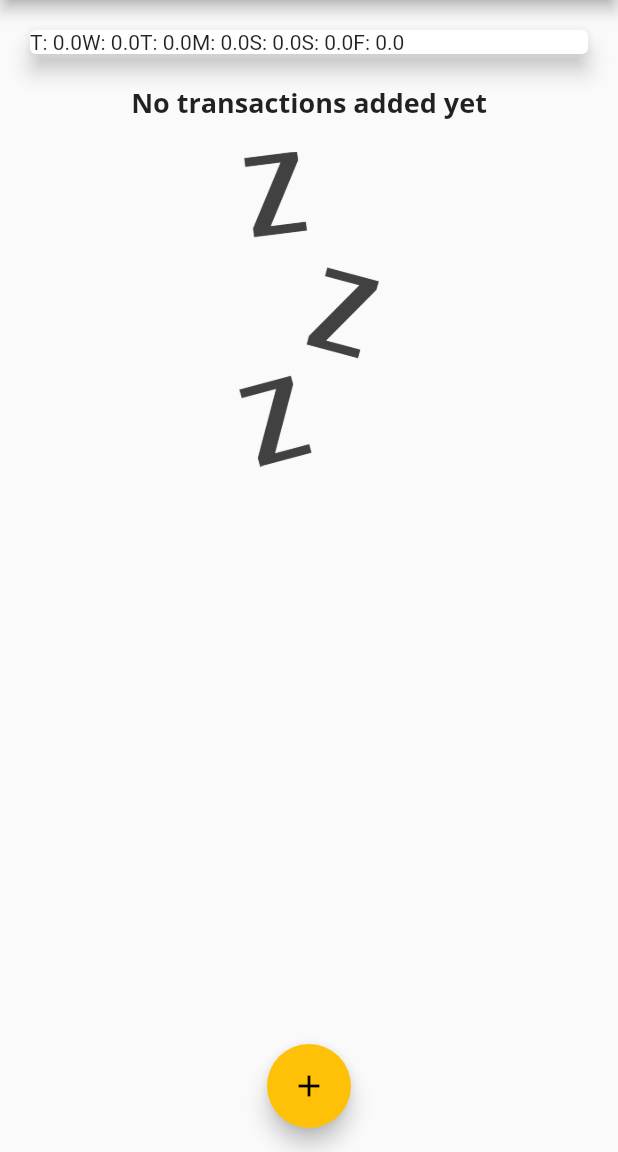
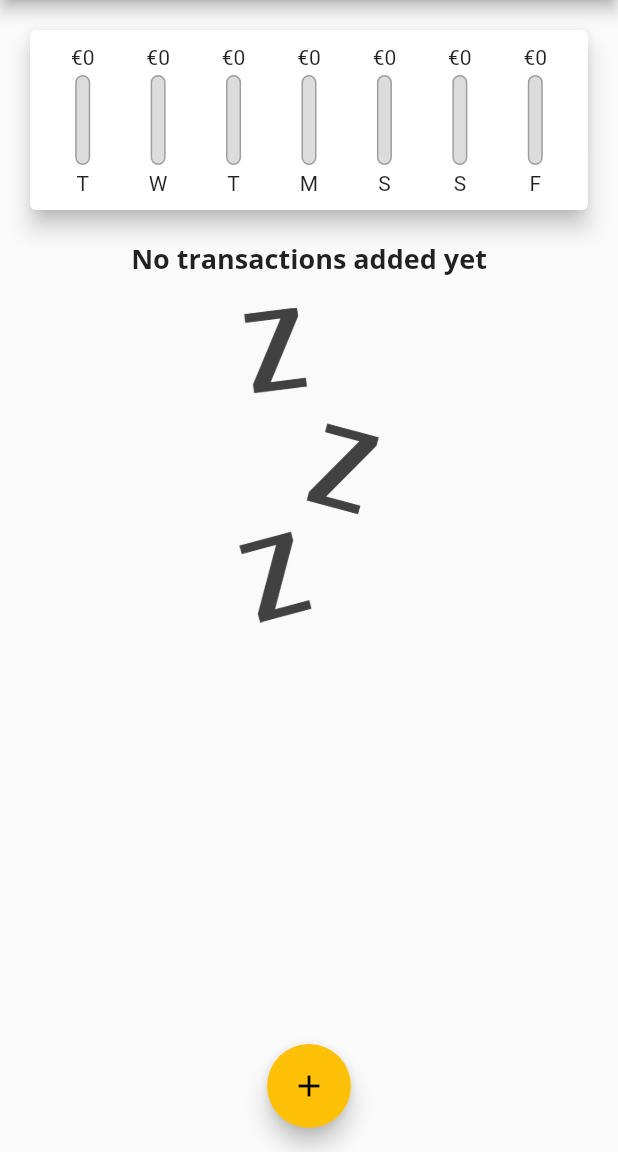
Before and after one commit to airinpopcorn/expenses_project, a Flutter app: the screen it shows after launch, on a phone screen of 412 x 824 dp, the part 84-1236 px from its top. Run offline on Flutter 3.47's test engine with Material 2 defaults, Android fonts, the phone set to English and light mode, and no system bars.

Commit message:
Populate chart with values and style bars

```diff
--- a/lib/widgets/chart.dart
+++ b/lib/widgets/chart.dart
@@ -1,3 +1,4 @@
+import 'package:expenses_project/widgets/chart_bar.dart';
 import 'package:flutter/material.dart';
 import 'package:intl/intl.dart';
 import 'package:expenses_project/models/transaction.dart';
@@ -29,15 +30,33 @@ class Chart extends StatelessWidget {
     });
   }
 
+  double get totalSpending {
+    return groupedTransactionValues.fold(0.0, (previousValue, element) {
+      return previousValue + element["amount"];
+    });
+  }
+
   @override
   Widget build(BuildContext context) {
     return Card(
       elevation: 6,
-      margin: EdgeInsets.all(20),
-      child: Row(
-        children: groupedTransactionValues.map((data) {
-          return Text('${data["day"]}: ${data["amount"]}');
-        }).toList(),
+      margin: const EdgeInsets.all(20),
+      child: Padding(
+        padding: const EdgeInsets.all(10),
+        child: Row(
+          mainAxisAlignment: MainAxisAlignment.spaceAround,
+          children: groupedTransactionValues.map((data) {
+            return Flexible(
+              fit: FlexFit.tight,
+              child: ChartBar(
+                label: data["day"],
+                spendingAmount: data["amount"],
+                spendingPercentageTotal:
+                    totalSpending == 0.0 ? 0.0 : data["amount"] / totalSpending,
+              ),
+            );
+          }).toList(),
+        ),
       ),
     );
   }
--- a/lib/widgets/chart_bar.dart
+++ b/lib/widgets/chart_bar.dart
@@ -3,20 +3,23 @@ import 'package:flutter/material.dart';
 class ChartBar extends StatelessWidget {
   final String label;
   final double spendingAmount;
-  final double? spendingPercentageTotal;
+  final double spendingPercentageTotal;
 
-  const ChartBar(
-      {super.key,
-      required this.label,
-      this.spendingAmount = 0.0,
-      this.spendingPercentageTotal});
+  const ChartBar({
+    super.key,
+    required this.label,
+    required this.spendingAmount,
+    required this.spendingPercentageTotal,
+  });
 
   @override
   Widget build(BuildContext context) {
     return Column(
       children: [
-        Text(
-          '€${spendingAmount.toStringAsFixed(0)}',
+        FittedBox(
+          child: Text(
+            '€${spendingAmount.toStringAsFixed(0)}',
+          ),
         ),
         const SizedBox(
           height: 4,
```
